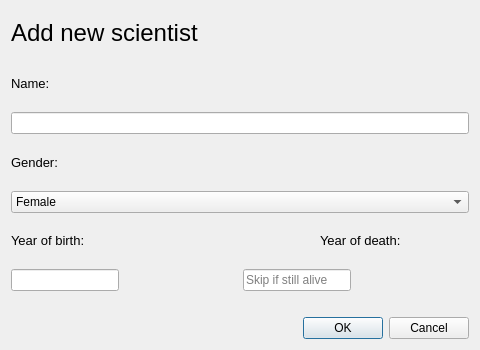
First picture: the form in addscientist.ui, repository Hopur-50/Verkefni3, before the edit.
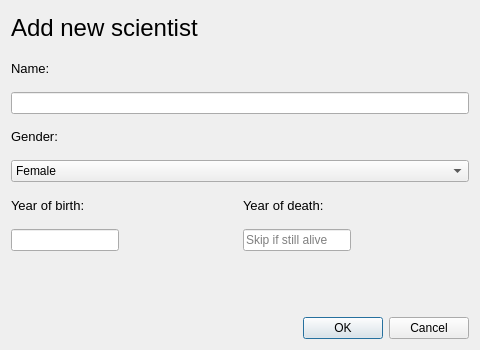
Second picture: the form after the edit.

What changed in the file:
```diff
--- a/addscientist.ui
+++ b/addscientist.ui
@@ -96,13 +96,6 @@
        </property>
       </widget>
      </item>
-     <item>
-      <widget class="QLabel" name="labelErrorYearOfBirthSci">
-       <property name="text">
-        <string/>
-       </property>
-      </widget>
-     </item>
      <item>
       <widget class="QLabel" name="label_5">
        <property name="text">
@@ -205,6 +198,17 @@
      </property>
     </spacer>
    </item>
+   <item>
+    <layout class="QHBoxLayout" name="horizontalLayout_5">
+     <item>
+      <widget class="QLabel" name="labelErrorYearOfBirthSci">
+       <property name="text">
+        <string/>
+       </property>
+      </widget>
+     </item>
+    </layout>
+   </item>
    <item>
     <widget class="QDialogButtonBox" name="buttonOkCancel">
      <property name="orientation">
```
